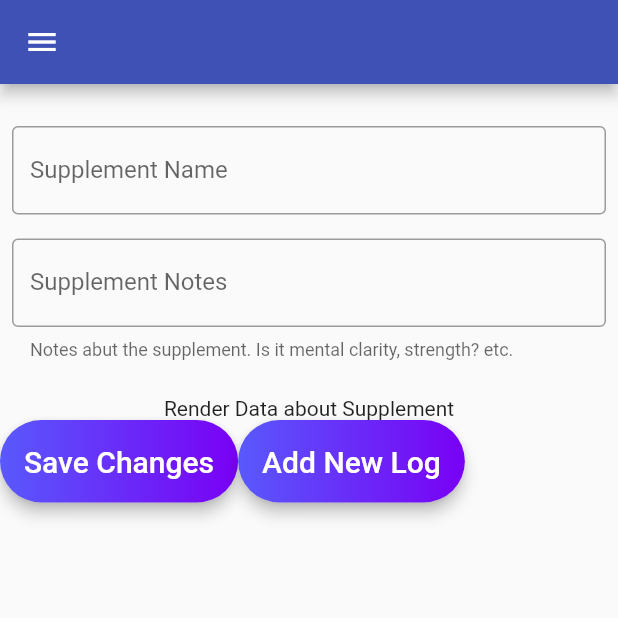
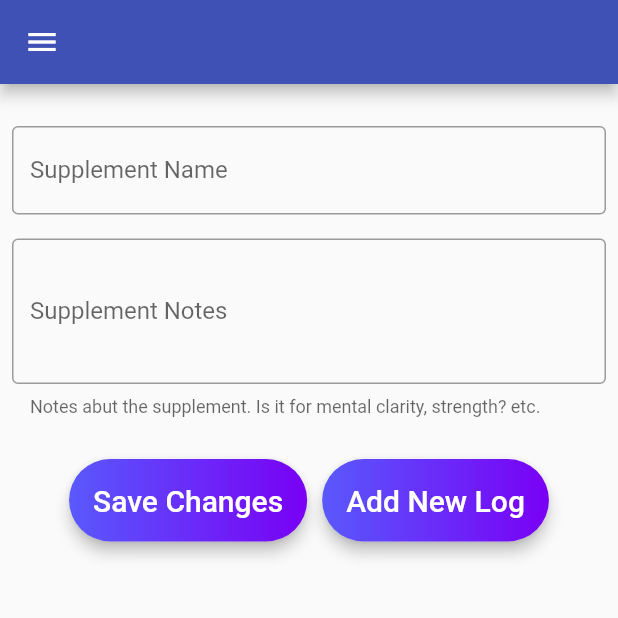
Before and after one commit to jeffshek/betterself-flutter, a Flutter app: the SupplementDetailScreen screen opened directly with empty values, after a tap on "Save Changes", on a phone screen of 412 x 824 dp, the top half of it. Run offline on Flutter 3.47's test engine with Material 2 defaults, Android fonts, the phone set to English and light mode, and no system bars; drawn by our look-alikes of flutter_form_builder; our stand-ins replace flutter_icons, flutter_mobx, shared_preferences; accounts and stored records are empty; network calls fail.

Commit message:
Working Supplement Details wow lol

```diff
--- a/lib/Supplement/SupplementDetailScreen.dart
+++ b/lib/Supplement/SupplementDetailScreen.dart
@@ -40,6 +40,7 @@ class _SupplementDetailScreenState extends State<SupplementDetailScreen> {
             'name': "${widget.supplement.name}",
             "notes": "${widget.supplement.notes}"
           },
+          autovalidate: true,
           child: Container(
             child: Column(
               children: [
@@ -47,32 +48,47 @@ class _SupplementDetailScreenState extends State<SupplementDetailScreen> {
 
                 Padding(
                   padding: const EdgeInsets.all(8.0),
-                  child: TextFormField(
+                  child: FormBuilderTextField(
+                    attribute: "name",
                     decoration: InputDecoration(
                       border: const OutlineInputBorder(),
-                      // helperText: "Notes abut the supplement. Is it mental clarity, strength? etc.",
                       labelText: "Supplement Name",
                     ),
+                    maxLines: 1,
+                    validators: [
+                      FormBuilderValidators.required(),
+                    ],
                   ),
                 ),
                 Padding(
                   padding: const EdgeInsets.all(8.0),
-                  child: TextFormField(
+                  child: FormBuilderTextField(
+                    minLines: 3,
+                    maxLines: 10,
+                    attribute: "notes",
                     decoration: InputDecoration(
                       border: const OutlineInputBorder(),
-                      helperText: "Notes abut the supplement. Is it mental clarity, strength? etc.",
+                      helperText: "Notes abut the supplement. Is it for mental clarity, strength? etc.",
                       labelText: "Supplement Notes",
                     ),
+                    validators: [
+                    ],
                   ),
                 ),
-
-                ...getViewData(widget.supplement),
+                // ...getViewData(widget.supplement),
+                SizedBox(height: 20),
                 Row(
+                  mainAxisAlignment: MainAxisAlignment.center,
                   children: [
                     NarrowButton(
                       textContent: "Save Changes",
-                      onPressed: () {},
+                      onPressed: () {
+                        _fbKey.currentState.save();
+                        print (_fbKey.currentState.validate());
+                        print(_fbKey.currentState.value);
+                      },
                     ),
+                    SizedBox(width: 10),
                     NarrowButton(
                       textContent: "Add New Log",
                       onPressed: () {},
```
